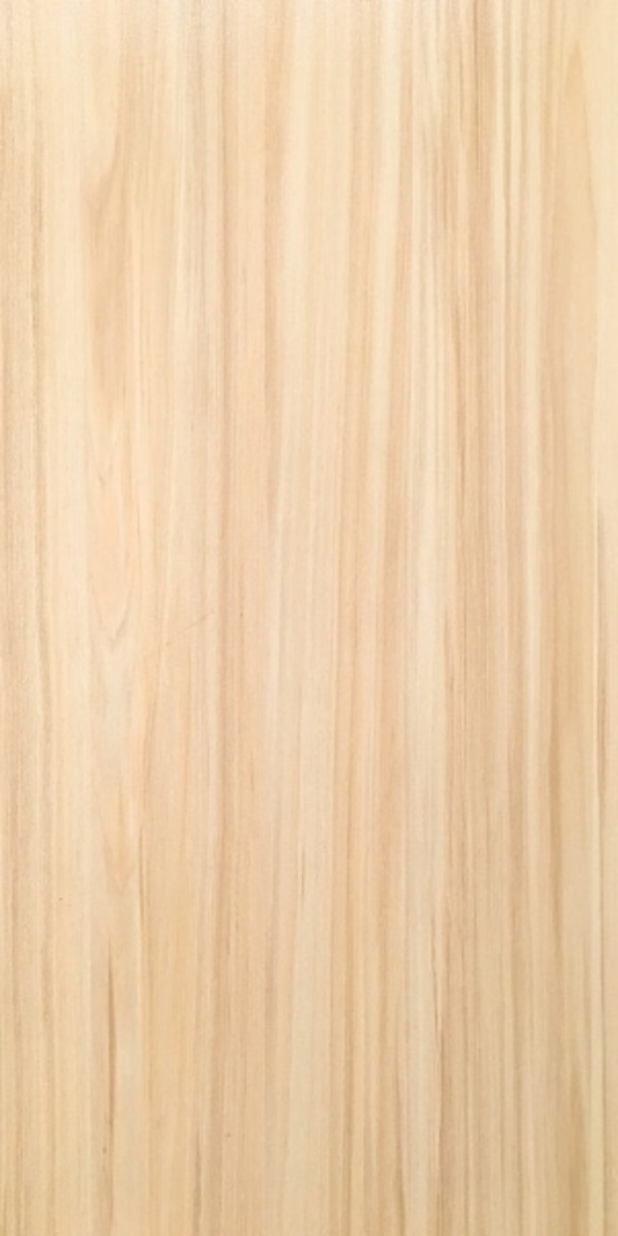
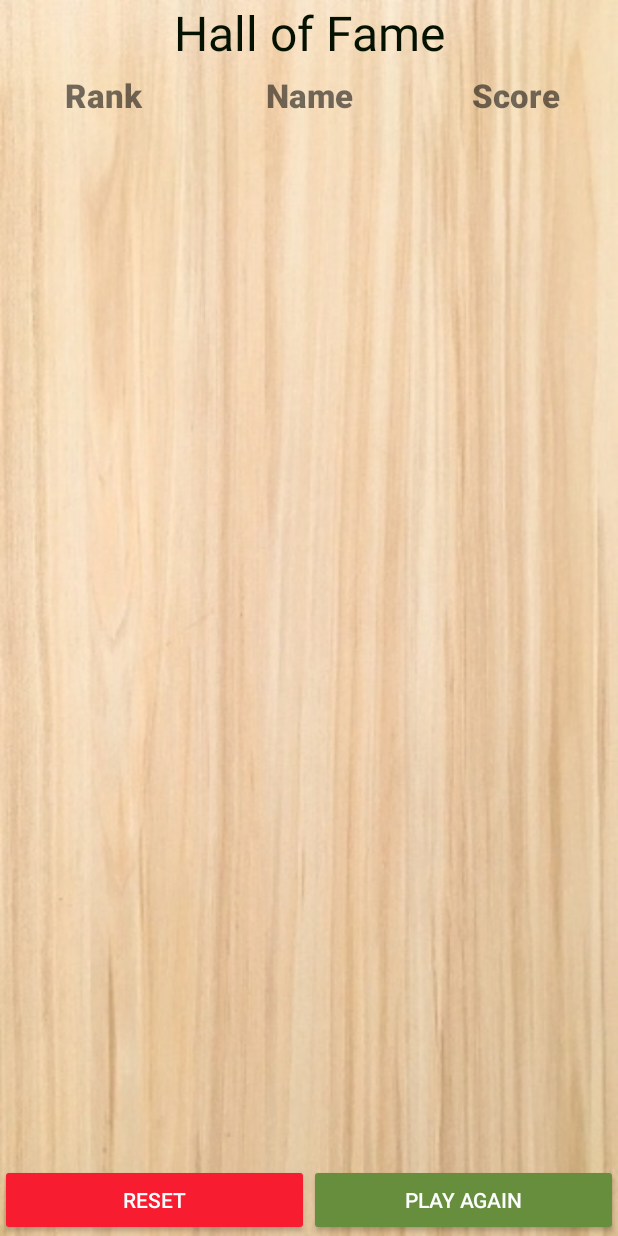
Before and after one commit to yeoweizheng/FlipMeTeam7, an Android app: the LeaderBoardActivity screen opened directly, with no data from a screen before it, on a phone screen of 412 x 824 dp. Run offline under Robolectric (Android 15) with nearby library versions, the phone set to English and light mode, and no system bars.

Commit message:
Completed leaderboard & happy, sad songs

```diff
--- a/app/src/main/java/sg/edu/nus/flipmeteam7/ChooseImageActivity.java
+++ b/app/src/main/java/sg/edu/nus/flipmeteam7/ChooseImageActivity.java
@@ -66,6 +66,9 @@ public class ChooseImageActivity extends AppCompatActivity implements View.OnCli
         super.onResume();
         continuePlaying = false;
         if(musicService != null) musicService.playMenuSong();
+        if(imageViewNo == NO_OF_IMAGES) {
+            progressTextView.setText("Choose 6 images to start playing");
+        }
     }
     @Override
     public void onPause(){
--- a/app/src/main/java/sg/edu/nus/flipmeteam7/LeaderBoardActivity.java
+++ b/app/src/main/java/sg/edu/nus/flipmeteam7/LeaderBoardActivity.java
@@ -1,8 +1,14 @@
 package sg.edu.nus.flipmeteam7;
 
+import android.content.ComponentName;
+import android.content.Intent;
+import android.content.ServiceConnection;
 import android.content.SharedPreferences;
+import android.os.IBinder;
 import android.support.v7.app.AppCompatActivity;
 import android.os.Bundle;
+import android.view.View;
+import android.widget.Button;
 import android.widget.ListView;
 
 import java.lang.reflect.Array;
@@ -11,10 +17,14 @@ import java.util.Collection;
 import java.util.Collections;
 import java.util.List;
 
-public class LeaderBoardActivity extends AppCompatActivity {
+public class LeaderBoardActivity extends AppCompatActivity implements View.OnClickListener, ServiceConnection {
 
     SharedPreferences sharedPreferences;
     SharedPreferences.Editor editor;
+    Button resetButton;
+    Button playAgainButton;
+    MusicService musicService;
+    String currentSong;
 
     @Override
     protected void onCreate(Bundle savedInstanceState) {
@@ -22,7 +32,52 @@ public class LeaderBoardActivity extends AppCompatActivity {
         setContentView(R.layout.activity_leader_board);
         sharedPreferences = getSharedPreferences("leaderBoard", MODE_PRIVATE);
         editor = sharedPreferences.edit();
+        setButtonOnClickListeners();
         showLeaderBoard();
+        Intent intent = new Intent(this, MusicService.class);
+        bindService(intent, this, BIND_AUTO_CREATE);
+        currentSong = getIntent().getStringExtra("currentSong");
+    }
+
+    void playMusic(){
+        if(musicService != null) {
+            switch(currentSong){
+                case "menu":
+                    musicService.playGameSong();
+                    break;
+                case "happy":
+                    musicService.playHappySong();
+                    break;
+                case "sad":
+                    musicService.playSadSong();
+                    break;
+            }
+        }
+    }
+
+    @Override
+    public void onResume(){
+        super.onResume();
+        playMusic();
+    }
+
+    @Override
+    public void onPause(){
+        super.onPause();
+        if(musicService != null) musicService.stopPlaying();
+    }
+
+    @Override
+    public void onDestroy(){
+        super.onDestroy();
+        unbindService(this);
+    }
+
+    void setButtonOnClickListeners(){
+        resetButton = findViewById(R.id.resetButton);
+        playAgainButton = findViewById(R.id.playAgainButton);
+        resetButton.setOnClickListener(this);
+        playAgainButton.setOnClickListener(this);
     }
 
     void showLeaderBoard(){
@@ -51,4 +106,30 @@ public class LeaderBoardActivity extends AppCompatActivity {
         }
         return list;
     }
+
+    @Override
+    public void onClick(View v){
+        switch(v.getId()){
+            case R.id.resetButton:
+                editor.clear().commit();
+                showLeaderBoard();
+                break;
+            case R.id.playAgainButton:
+                finish();
+                break;
+        }
+    }
+
+    @Override
+    public void onServiceConnected(ComponentName name, IBinder service){
+        MusicService.LocalBinder binder = (MusicService.LocalBinder) service;
+        if(binder != null) {
+            musicService = binder.getService();
+            playMusic();
+        }
+    }
+    @Override
+    public void onServiceDisconnected(ComponentName name){
+
+    }
 }
--- a/app/src/main/res/layout/activity_leader_board.xml
+++ b/app/src/main/res/layout/activity_leader_board.xml
@@ -6,10 +6,79 @@
     android:layout_height="match_parent"
     tools:context=".LeaderBoardActivity">
 
+    <TextView
+        android:id="@+id/leaderBoardTitle"
+        android:layout_width="match_parent"
+        android:layout_height="wrap_content"
+        app:layout_constraintTop_toTopOf="parent"
+        android:text="Hall of Fame"
+        android:textColor="@color/ourBlack"
+        android:textSize="32dp"
+        android:textAlignment="center"/>
+    <LinearLayout
+        android:id="@+id/leaderTableHeading"
+        app:layout_constraintTop_toBottomOf="@id/leaderBoardTitle"
+        android:layout_width="match_parent"
+        android:layout_height="wrap_content"
+        android:orientation="horizontal">
+
+        <TextView
+            android:layout_width="0dp"
+            android:layout_height="wrap_content"
+            android:textSize="22dp"
+            android:text="Rank"
+            android:fontFamily="sans-serif-black"
+            android:padding="5dp"
+            android:textAlignment="center"
+            android:layout_weight="1"/>
+        <TextView
+            android:id="@+id/scoreboardName"
+            android:layout_width="0dp"
+            android:layout_height="wrap_content"
+            android:textSize="22dp"
+            android:text="Name"
+            android:fontFamily="sans-serif-black"
+            android:padding="5dp"
+            android:textAlignment="center"
+            android:layout_weight="1"/>
+        <TextView
+            android:id="@+id/scoreboardPoints"
+            android:layout_width="0dp"
+            android:layout_height="wrap_content"
+            android:textSize="22dp"
+            android:text="Score"
+            android:fontFamily="sans-serif-black"
+            android:padding="5dp"
+            android:textAlignment="center"
+            android:layout_weight="1"/>
+
+    </LinearLayout>
     <ListView
         android:id="@+id/leaderBoard"
         android:layout_width="match_parent"
+        android:layout_height="0dp"
+        app:layout_constraintTop_toBottomOf="@id/leaderTableHeading"
+        app:layout_constraintBottom_toTopOf="@id/leaderBoardBottom"
+        />
+
+    <LinearLayout
+        android:id="@+id/leaderBoardBottom"
+        android:layout_width="match_parent"
         android:layout_height="wrap_content"
-        app:layout_constraintTop_toTopOf="parent"
-        />
+        app:layout_constraintBottom_toBottomOf="parent">
+        <Button
+            android:id="@+id/resetButton"
+            android:text="Reset"
+            android:backgroundTint="@color/ourRed"
+            android:layout_width="0dp"
+            android:layout_height="match_parent"
+            android:layout_weight="1"/>
+        <Button
+            android:id="@+id/playAgainButton"
+            android:text="Play Again"
+            android:backgroundTint="@color/ourGreen"
+            android:layout_width="0dp"
+            android:layout_height="match_parent"
+            android:layout_weight="1"/>
+    </LinearLayout>
 </android.support.constraint.ConstraintLayout>
```
Also changed, not shown: app/src/main/java/sg/edu/nus/flipmeteam7/GameActivity.java (+40 -10 lines), app/src/main/java/sg/edu/nus/flipmeteam7/MusicService.java (+28 -0 lines), 2 other files.
